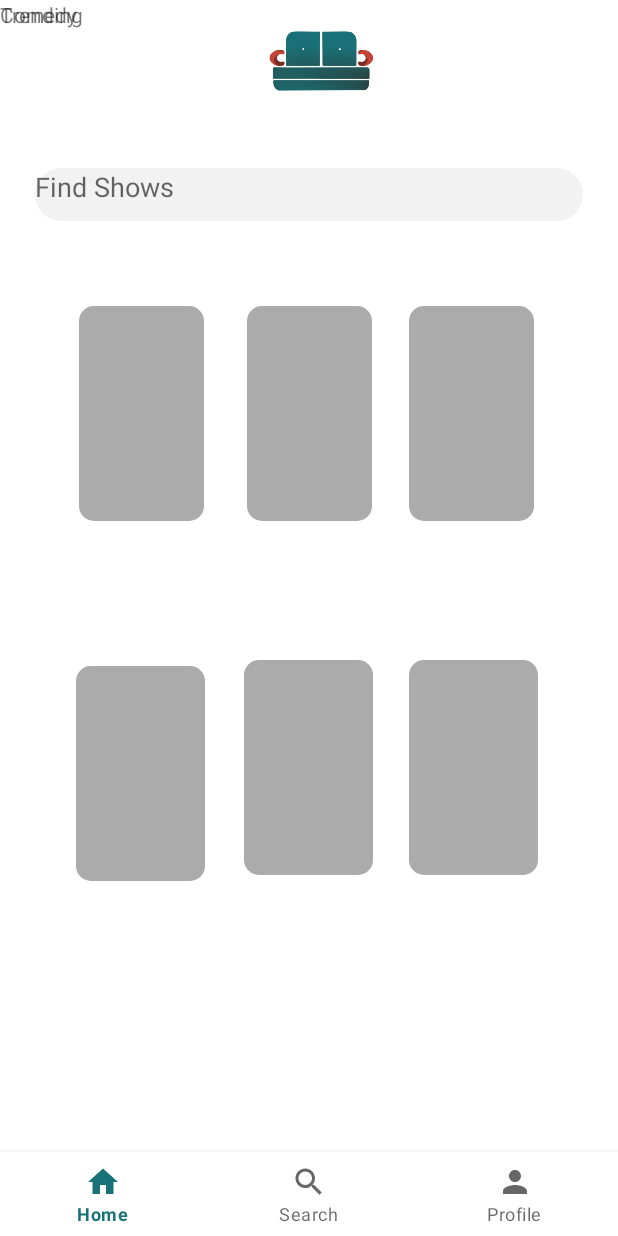
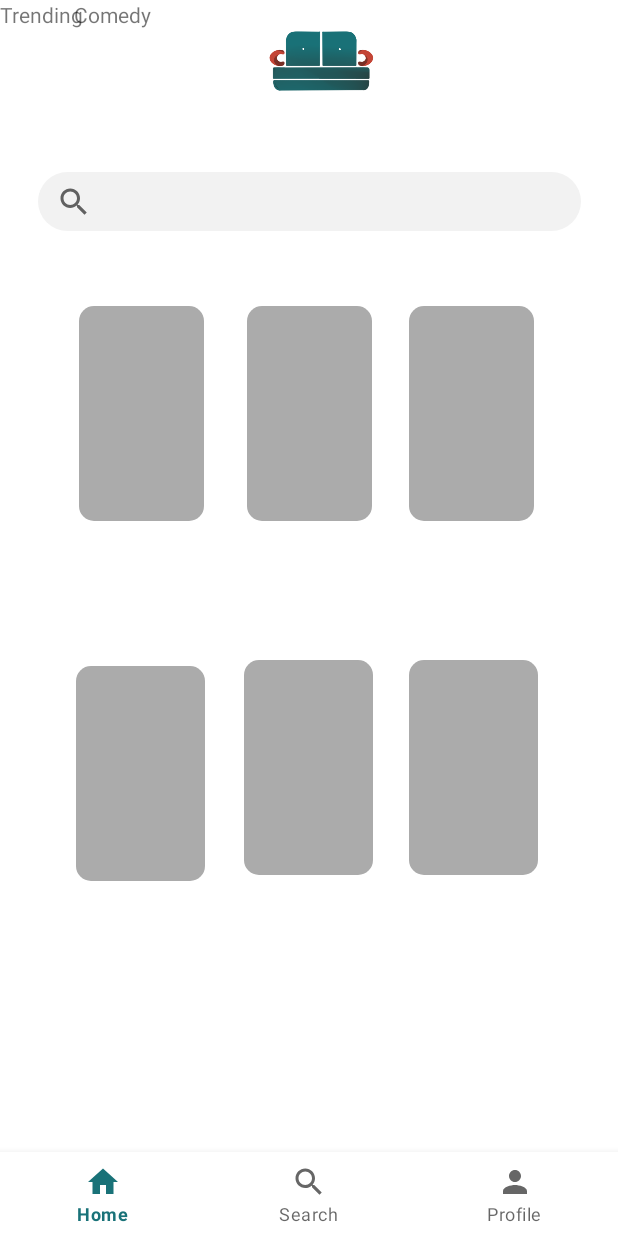
Before and after one commit to nooralyasiri/CSE3311_AndroidApp, an Android app: the fragment SearchFragment placed in its activity, on a phone screen of 412 x 824 dp. Run offline under Robolectric (Android 15) with nearby library versions, the light colour scheme and no system bars.

Commit message:
added search view

```diff
--- a/app/src/main/res/layout/fragment_search.xml
+++ b/app/src/main/res/layout/fragment_search.xml
@@ -52,19 +52,6 @@ android:layout_height="match_parent">
         app:layout_constraintTop_toTopOf="parent"
         app:layout_constraintVertical_bias="1.0" />
 
-
-    <TextView
-        android:id="@+id/trendscreen"
-        android:layout_width="365dp"
-        android:layout_height="35dp"
-        android:layout_marginTop="112dp"
-        android:background="@drawable/cardscreen_rounded"
-        android:textColor="@color/black"
-        android:textSize="18dp"
-        android:hint="Find Shows"
-        app:layout_constraintEnd_toEndOf="parent"
-        app:layout_constraintStart_toStartOf="parent"
-        app:layout_constraintTop_toTopOf="parent" />
 
     <TextView
         android:id="@+id/smallercard_recent2"
@@ -143,8 +130,19 @@ android:layout_height="match_parent">
         android:layout_width="wrap_content"
         android:layout_height="wrap_content"
         android:text="Comedy"
-        tools:layout_editor_absoluteX="50dp"
-        tools:layout_editor_absoluteY="407dp" />
+        app:layout_constraintEnd_toEndOf="parent"
+        app:layout_constraintHorizontal_bias="0.136"
+        app:layout_constraintStart_toStartOf="parent"
+        tools:layout_editor_absoluteY="414dp" />
+
+    <SearchView
+        android:layout_width="362dp"
+        android:layout_height="39dp"
+        android:layout_marginTop="33dp"
+        android:background="@drawable/cardscreen_rounded"
+        app:layout_constraintEnd_toEndOf="parent"
+        app:layout_constraintStart_toStartOf="parent"
+        app:layout_constraintTop_toBottomOf="@+id/imageView" />
 
 
 </androidx.constraintlayout.widget.ConstraintLayout>
```
